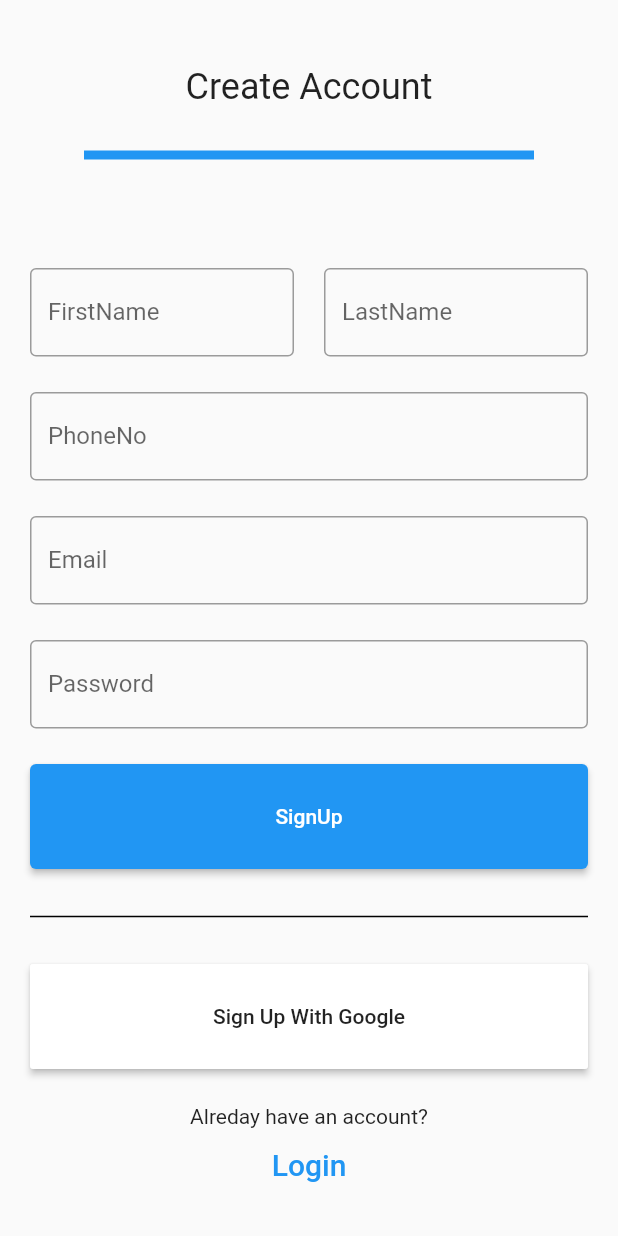
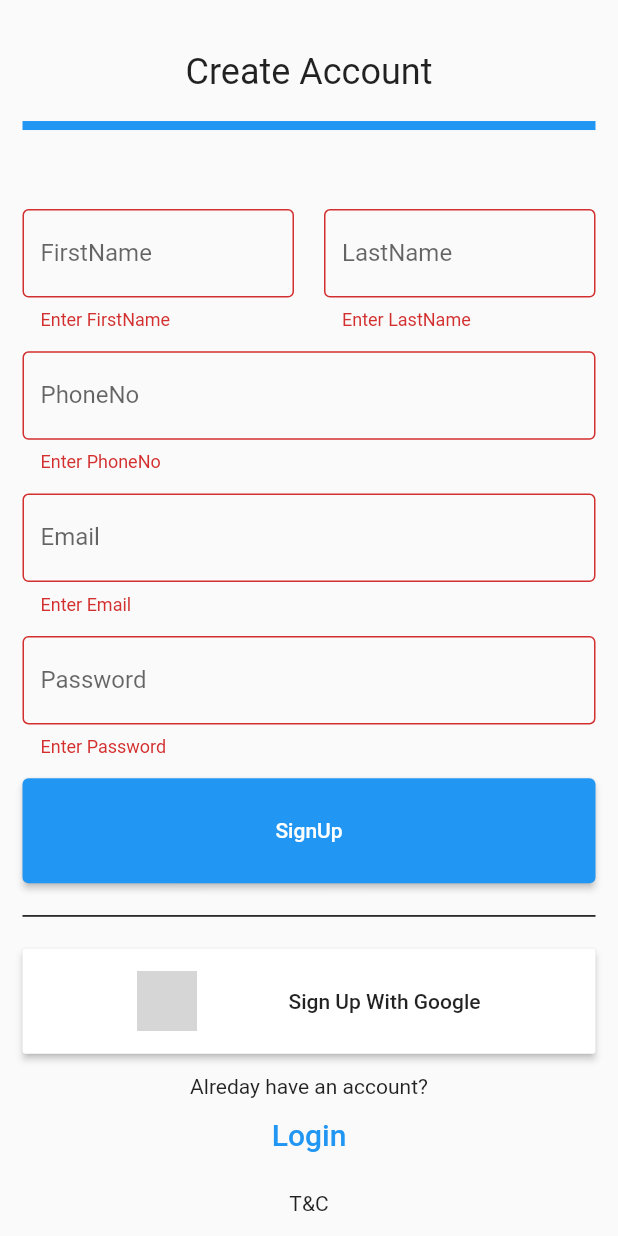
Before and after one commit to zipArk99/WeCareLogistics-flutter, a Flutter app: the screen it shows after launch, after a tap on "SignUp", on a phone screen of 412 x 824 dp. Run offline on Flutter 3.47's test engine with Material 2 defaults, Android fonts, the phone set to English and light mode, and no system bars; grey boxes are pictures that could not be loaded.

Commit message:
zipArk99/signup page logic added

```diff
--- a/lib/screens/signup_screen.dart
+++ b/lib/screens/signup_screen.dart
@@ -1,3 +1,4 @@
+import 'package:flutter/cupertino.dart';
 import 'package:flutter/material.dart';
 
 class SignUpScreen extends StatefulWidget {
@@ -13,17 +14,32 @@ class SignUpScreenState extends State<SignUpScreen> {
   BigInt? _phoneNo;
   String? _email;
   String? _password;
+  final _formKey = GlobalKey<FormState>();
 
   var _lastNameFocus = FocusNode();
   var _phoneNoFocus = FocusNode();
   var _emailFocus = FocusNode();
   var _passwordFocus = FocusNode();
 
+  void onSignUp(BuildContext contx) {
+    var validateSignUpForm = _formKey.currentState!.validate();
+    if (!validateSignUpForm) {
+      return;
+    }
+    _formKey.currentState!.save();
+    print("name::" + _firstName.toString());
+    print("name::" + _lastName.toString());
+    print("name::" + _phoneNo.toString());
+    print("name::" + _email.toString());
+    print("name::" + _password.toString());
+  }
+
   Widget build(BuildContext contx) {
     return Scaffold(
       body: Padding(
-        padding: EdgeInsets.symmetric(horizontal: 20),
+        padding: EdgeInsets.symmetric(horizontal: 15),
         child: Form(
+          key: _formKey,
           child: SingleChildScrollView(
             child: ConstrainedBox(
               constraints:
@@ -44,7 +60,7 @@ class SignUpScreenState extends State<SignUpScreen> {
                   ),
                   Container(
                     height: 6,
-                    width: 300,
+                    width: double.infinity,
                     decoration: BoxDecoration(
                       color: Theme.of(contx).primaryColor,
                     ),
@@ -64,6 +80,15 @@ class SignUpScreenState extends State<SignUpScreen> {
                           onFieldSubmitted: (_) {
                             Focus.of(contx).requestFocus(_lastNameFocus);
                           },
+                          onSaved: (value) {
+                            _firstName = value;
+                          },
+                          validator: (value) {
+                            if (value!.isEmpty) {
+                              return "Enter FirstName";
+                            }
+                            return null;
+                          },
                           textInputAction: TextInputAction.next,
                         ),
                       ),
@@ -80,6 +105,15 @@ class SignUpScreenState extends State<SignUpScreen> {
                             onFieldSubmitted: (_) {
                               Focus.of(contx).requestFocus(_phoneNoFocus);
                             },
+                            onSaved: (value) {
+                              _lastName = value;
+                            },
+                            validator: (value) {
+                              if (value!.isEmpty) {
+                                return "Enter LastName";
+                              }
+                              return null;
+                            },
                             textInputAction: TextInputAction.next),
                       )
                     ],
@@ -92,6 +126,21 @@ class SignUpScreenState extends State<SignUpScreen> {
                       onFieldSubmitted: (_) {
                         Focus.of(contx).requestFocus(_emailFocus);
                       },
+                      onSaved: (value) {
+                        _phoneNo = BigInt.parse(value as String);
+                      },
+                      validator: (value) {
+                        if (value!.isEmpty) {
+                          return "Enter PhoneNo";
+                        }
+                        if (value.length < 10) {
+                          return "Wrong Input";
+                        }
+                        if (BigInt.tryParse(value) == null) {
+                          return "Enter Digits 0-9";
+                        }
+                        return null;
+                      },
                       textInputAction: TextInputAction.next),
                   TextFormField(
                       decoration: InputDecoration(
@@ -102,19 +151,41 @@ class SignUpScreenState extends State<SignUpScreen> {
                       onFieldSubmitted: (_) {
                         Focus.of(contx).requestFocus(_passwordFocus);
                       },
+                      onSaved: (value) {
+                        _email = value;
+                      },
+                      validator: (value) {
+                        if (value!.isEmpty) {
+                          return "Enter Email";
+                        }
+                        return null;
+                      },
                       textInputAction: TextInputAction.next),
                   TextFormField(
-                      decoration: InputDecoration(
-                        border: OutlineInputBorder(),
-                        labelText: "Password",
-                      ),
-                      focusNode: _passwordFocus,
-                      textInputAction: TextInputAction.done),
+                    decoration: InputDecoration(
+                      border: OutlineInputBorder(),
+                      labelText: "Password",
+                    ),
+                    focusNode: _passwordFocus,
+                    textInputAction: TextInputAction.done,
+                    onSaved: (value) {
+                      _password = value;
+                    },
+                    validator: (value) {
+                      if (value!.isEmpty) {
+                        return "Enter Password";
+                      }
+                      return null;
+                    },
+                  ),
                   Container(
                     width: double.infinity,
                     height: 70,
                     child: ElevatedButton(
-                      onPressed: () {},
+                      onPressed: () {
+                        onSignUp(contx);
+                        FocusScope.of(contx).unfocus();
+                      },
                       child: Text(
                         "SignUp",
                         style: TextStyle(),
@@ -131,9 +202,19 @@ class SignUpScreenState extends State<SignUpScreen> {
                     child: RaisedButton(
                       color: Colors.white,
                       onPressed: () {},
-                      child: Text(
-                        "Sign Up With Google",
-                        style: TextStyle(),
+                      child: Row(
+                        mainAxisAlignment: MainAxisAlignment.spaceEvenly,
+                        children: [
+                          Container(
+                            height: 40,
+                            width: 40,
+                            child: Image.asset(
+                              "lib/assets/images/google.png",
+                              fit: BoxFit.cover,
+                            ),
+                          ),
+                          Text("Sign Up With Google"),
+                        ],
                       ),
                     ),
                   ),
@@ -148,6 +229,7 @@ class SignUpScreenState extends State<SignUpScreen> {
                           ))
                     ],
                   ),
+                  Text("T&C")
                 ],
               ),
             ),
```
Also changed, not shown: pubspec.yaml (+17 -15 lines), lib/assets/images/google.png (added).
